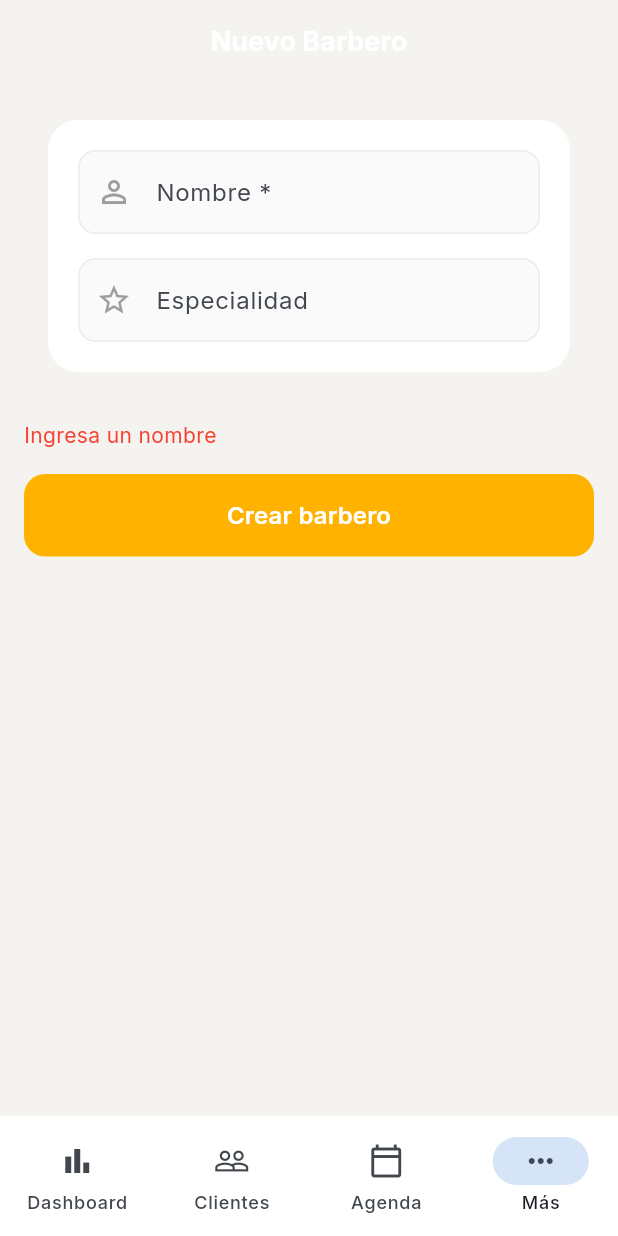
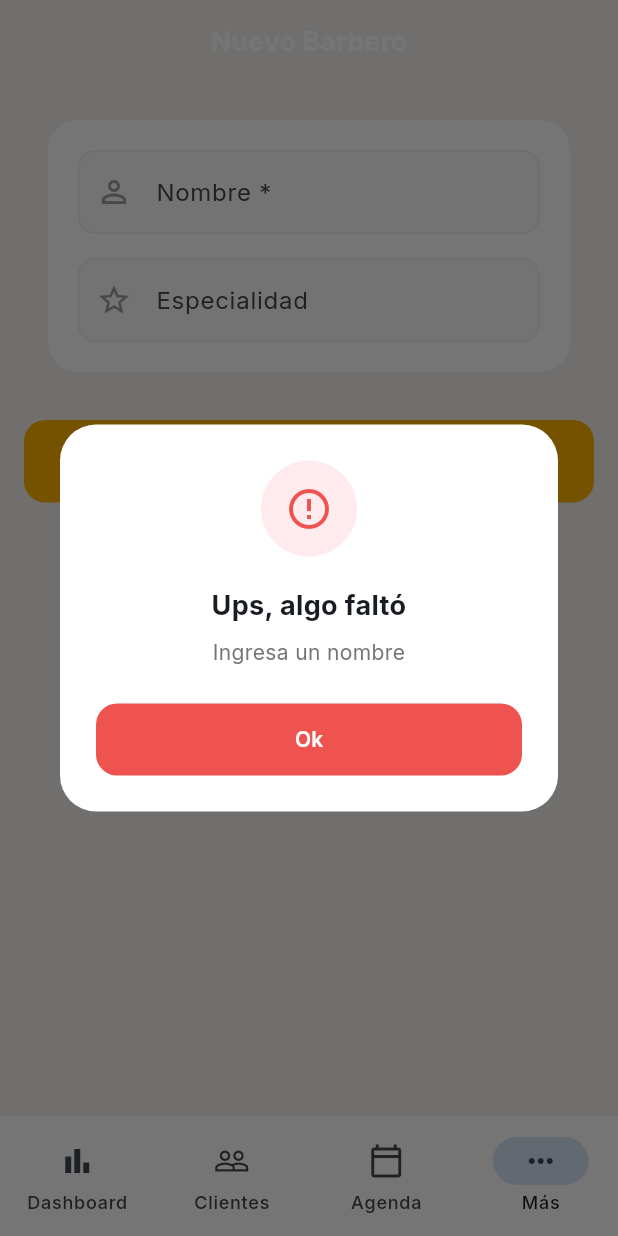
Before and after one commit to hector404nf/barberia-fidelizacion, a Flutter app: the BarberoFormScreen screen opened by its route, after a tap on "Crear barbero", on a phone screen of 412 x 824 dp. Run offline on Flutter 3.47's test engine with Material 3 defaults, Android fonts, the light colour scheme and no system bars; our stand-ins replace equatable, flutter_riverpod, go_router, google_fonts, supabase_flutter, table_calendar; accounts and stored records are empty; network calls fail.

Commit message:
feat(ui): reemplaza errores inline por alertas modales elegantes en todos los formularios

```diff
--- a/lib/modules/barberos/screens/barbero_form_screen.dart
+++ b/lib/modules/barberos/screens/barbero_form_screen.dart
@@ -2,6 +2,7 @@ import 'package:flutter/material.dart';
 import 'package:flutter_riverpod/flutter_riverpod.dart';
 import 'package:go_router/go_router.dart';
 import '../../../models/barbero.dart';
+import '../../../widgets/app_alert.dart';
 import '../../../providers/auth_provider.dart';
 import '../../../providers/barberos_provider.dart';
 
@@ -17,7 +18,6 @@ class _BarberoFormScreenState extends ConsumerState<BarberoFormScreen> {
   final _nombreController = TextEditingController();
   final _especialidadController = TextEditingController();
   bool _loading = false;
-  String? _error;
 
   @override
   void initState() {
@@ -44,17 +44,17 @@ class _BarberoFormScreenState extends ConsumerState<BarberoFormScreen> {
   Future<void> _guardar() async {
     final nombre = _nombreController.text.trim();
     if (nombre.isEmpty) {
-      setState(() => _error = 'Ingresa un nombre');
+      showValidationError(context, 'Ingresa un nombre');
       return;
     }
 
     final barberiaId = ref.read(barberiaIdProvider);
     if (barberiaId == null) {
-      setState(() => _error = 'No se pudo obtener la barbería');
+      showValidationError(context, 'No se pudo obtener la barbería');
       return;
     }
 
-    setState(() { _loading = true; _error = null; });
+    setState(() { _loading = true; });
 
     try {
       final repo = ref.read(barberoRepositoryProvider);
@@ -83,7 +83,7 @@ class _BarberoFormScreenState extends ConsumerState<BarberoFormScreen> {
       ref.invalidate(barberosAdminProvider);
       if (mounted) context.go('/barberos');
     } catch (e) {
-      setState(() => _error = 'Error al guardar: $e');
+      if (mounted) showValidationError(context, 'Error al guardar: $e');
     } finally {
       setState(() => _loading = false);
     }
@@ -131,11 +131,6 @@ class _BarberoFormScreenState extends ConsumerState<BarberoFormScreen> {
               ),
             ),
             const SizedBox(height: 24),
-            if (_error != null)
-              Padding(
-                padding: const EdgeInsets.only(bottom: 16),
-                child: Text(_error!, style: const TextStyle(color: Colors.red)),
-              ),
             ElevatedButton(
               onPressed: _loading ? null : _guardar,
               style: ElevatedButton.styleFrom(
--- /dev/null
+++ b/lib/widgets/app_alert.dart
@@ -0,0 +1,116 @@
+import 'package:flutter/material.dart';
+
+/// Muestra una alerta modal estilizada al estilo de la app.
+/// Usar para errores de validación, confirmaciones y mensajes importantes.
+Future<void> showAppAlert({
+  required BuildContext context,
+  required String title,
+  required String message,
+  String? confirmText,
+  String? cancelText,
+  VoidCallback? onConfirm,
+  bool isError = true,
+}) {
+  return showDialog(
+    context: context,
+    barrierDismissible: false,
+    builder: (context) => Dialog(
+      shape: RoundedRectangleBorder(borderRadius: BorderRadius.circular(24)),
+      backgroundColor: Colors.white,
+      child: Padding(
+        padding: const EdgeInsets.all(24),
+        child: Column(
+          mainAxisSize: MainAxisSize.min,
+          children: [
+            Container(
+              width: 64,
+              height: 64,
+              decoration: BoxDecoration(
+                color: isError ? Colors.red.shade50 : Colors.amber.shade50,
+                shape: BoxShape.circle,
+              ),
+              child: Icon(
+                isError ? Icons.error_outline : Icons.check_circle_outline,
+                size: 32,
+                color: isError ? Colors.red.shade400 : Colors.amber.shade700,
+              ),
+            ),
+            const SizedBox(height: 20),
+            Text(
+              title,
+              style: const TextStyle(fontSize: 18, fontWeight: FontWeight.bold),
+              textAlign: TextAlign.center,
+            ),
+            const SizedBox(height: 8),
+            Text(
+              message,
+              style: TextStyle(fontSize: 14, color: Colors.grey.shade600, height: 1.4),
+              textAlign: TextAlign.center,
+            ),
+            const SizedBox(height: 24),
+            Row(
+              children: [
+                if (cancelText != null)
+                  Expanded(
+                    child: OutlinedButton(
+                      onPressed: () => Navigator.of(context).pop(),
+                      style: OutlinedButton.styleFrom(
+                        foregroundColor: Colors.grey.shade700,
+                        side: BorderSide(color: Colors.grey.shade300),
+                        shape: RoundedRectangleBorder(borderRadius: BorderRadius.circular(14)),
+                        padding: const EdgeInsets.symmetric(vertical: 14),
+                      ),
+                      child: Text(cancelText, style: const TextStyle(fontWeight: FontWeight.w600)),
+                    ),
+                  ),
+                if (cancelText != null) const SizedBox(width: 12),
+                Expanded(
+                  child: ElevatedButton(
+                    onPressed: () {
+                      Navigator.of(context).pop();
+                      onConfirm?.call();
+                    },
+                    style: ElevatedButton.styleFrom(
+                      backgroundColor: isError ? Colors.red.shade400 : Colors.amber.shade600,
+                      foregroundColor: Colors.white,
+                      elevation: 0,
+                      shape: RoundedRectangleBorder(borderRadius: BorderRadius.circular(14)),
+                      padding: const EdgeInsets.symmetric(vertical: 14),
+                    ),
+                    child: Text(
+                      confirmText ?? 'Entendido',
+                      style: const TextStyle(fontWeight: FontWeight.w600),
+                    ),
+                  ),
+                ),
+              ],
+            ),
+          ],
+        ),
+      ),
+    ),
+  );
+}
+
+/// Helper rápido para errores de validación de formularios.
+void showValidationError(BuildContext context, String message) {
+  showAppAlert(
+    context: context,
+    title: 'Ups, algo faltó',
+    message: message,
+    confirmText: 'Ok',
+    isError: true,
+  );
+}
+
+/// Helper rápido para mensajes de éxito.
+void showSuccessAlert(BuildContext context, String message, {VoidCallback? onConfirm}) {
+  showAppAlert(
+    context: context,
+    title: '¡Listo!',
+    message: message,
+    confirmText: 'Ok',
+    isError: false,
+    onConfirm: onConfirm,
+  );
+}
```
Also changed, not shown: lib/modules/auth/screens/cliente_login_screen.dart (+4 -8 lines), lib/modules/auth/screens/cliente_registro_screen.dart (+6 -10 lines), lib/modules/auth/screens/login_screen.dart (+4 -8 lines), lib/modules/auth/screens/registro_screen.dart (+5 -9 lines), lib/modules/cliente_portal/screens/cliente_reservar_screen.dart (+11 -18 lines), lib/modules/clientes/screens/cliente_form_screen.dart (+2 -5 lines), lib/modules/puntos/screens/recompensa_form_screen.dart (+6 -11 lines), lib/modules/reservas/screens/nueva_reserva_screen.dart (+5 -11 lines), lib/modules/servicios/screens/servicio_form_screen.dart (+6 -11 lines), lib/modules/visitas/screens/nueva_visita_screen.dart (+6 -12 lines).
